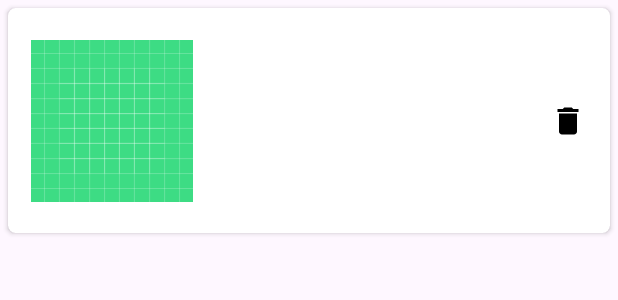
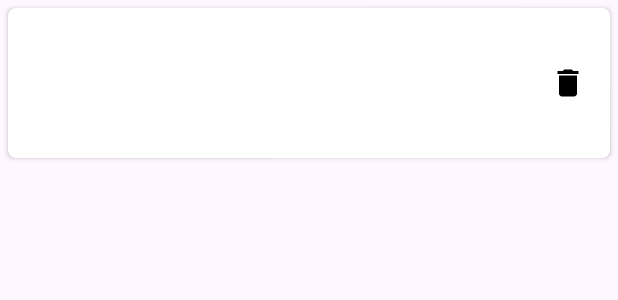
Before and after one commit to ahmetgurr/RecipesApp, an Android app: the layout item_recipe.xml on its own in the app's theme, with its tools: preview values and no code run, on a phone screen of 412 x 824 dp. Shown: the top 300 px of the screen. Run offline under Robolectric (Android 15) with nearby library versions, the phone set to English and light mode, and no system bars.

Commit message:
Bug fixed

```diff
--- a/app/src/main/java/com/example/sisterslabprojectrecipes/adapter/RecipeRecyclerAdapter.kt
+++ b/app/src/main/java/com/example/sisterslabprojectrecipes/adapter/RecipeRecyclerAdapter.kt
@@ -7,7 +7,7 @@ import androidx.databinding.DataBindingUtil
 import androidx.navigation.Navigation
 import androidx.recyclerview.widget.RecyclerView
 import com.example.sisterslabprojectrecipes.R
-import com.example.sisterslabprojectrecipes.databinding.RecipeRecyclerRowBinding
+import com.example.sisterslabprojectrecipes.databinding.ItemRecipeBinding
 import com.example.sisterslabprojectrecipes.model.Recipe
 import com.example.sisterslabprojectrecipes.util.gecisYap
 import com.example.sisterslabprojectrecipes.view.RecipeListFragmentDirections
@@ -20,9 +20,9 @@ class RecipeRecyclerAdapter(var mContext: Context,
 )
     : RecyclerView.Adapter<RecipeRecyclerAdapter.RecipeViewHolder>() {
 
-    inner class RecipeViewHolder(tasarim: RecipeRecyclerRowBinding) : RecyclerView.ViewHolder(tasarim.root){
+    inner class RecipeViewHolder(tasarim: ItemRecipeBinding) : RecyclerView.ViewHolder(tasarim.root){
 
-        var tasarim: RecipeRecyclerRowBinding
+        var tasarim: ItemRecipeBinding
         init {
             this.tasarim = tasarim
         }
@@ -31,7 +31,7 @@ class RecipeRecyclerAdapter(var mContext: Context,
 
     override fun onCreateViewHolder(parent: ViewGroup, viewType: Int): RecipeViewHolder {
         val layoutInflater = LayoutInflater.from(mContext)
-        val tasarim: RecipeRecyclerRowBinding = DataBindingUtil.inflate(layoutInflater,R.layout.recipe_recycler_row,parent,false)
+        val tasarim: ItemRecipeBinding = DataBindingUtil.inflate(layoutInflater,R.layout.item_recipe,parent,false)
         return RecipeViewHolder(tasarim)
     }
 
@@ -63,7 +63,7 @@ class RecipeRecyclerAdapter(var mContext: Context,
         t.imageViewDelete.setOnClickListener {
             Snackbar.make(it,"${recipe.recipe_name} silinsin mi?",Snackbar.LENGTH_LONG)
                 .setAction("EVET"){
-                    viewModel.delete(recipe.recipe_id)
+                   // viewModel.delete(recipe.recipe_id)
                 }.show()
         }
 
--- a/app/src/main/java/com/example/sisterslabprojectrecipes/model/CRUD.kt
+++ b/app/src/main/java/com/example/sisterslabprojectrecipes/model/CRUD.kt
@@ -4,7 +4,7 @@ import com.google.gson.annotations.SerializedName
 
 //SerializedName ad karışıklıklarında uyumu sağlamak için kullanılır.
 //CRUD = Create, Read, Update, Delete
-data class CRUD (@SerializedName("recipe") var recipe:List<Recipe>,
+data class CRUD (@SerializedName("recipes") var recipe:List<Recipe>,
             @SerializedName("status") var success:Int,
             @SerializedName("message")var message:String){
 }
--- a/app/src/main/java/com/example/sisterslabprojectrecipes/model/RecipeX.kt
+++ b/app/src/main/java/com/example/sisterslabprojectrecipes/model/RecipeX.kt
@@ -3,6 +3,8 @@ package com.example.sisterslabprojectrecipes.model
 import com.google.gson.annotations.SerializedName
 
 //RecipeX classı Recipe classının listesini tutmak için kullanılacak, success ise silme işlemi için kullanılacak
-data class RecipeX (@SerializedName("recipe") var recipe:List<Recipe>,
-               @SerializedName("succes")var success:Int) {//succes silme işlemi için kullanılacak
+data class RecipeX(
+    @SerializedName("recipes") var recipe: List<Recipe>,
+    @SerializedName("succes") var success: Int
+) {//succes silme işlemi için kullanılacak
 }
--- a/app/src/main/java/com/example/sisterslabprojectrecipes/retrofit/RetrofitClient.kt
+++ b/app/src/main/java/com/example/sisterslabprojectrecipes/retrofit/RetrofitClient.kt
@@ -4,8 +4,8 @@ import retrofit2.Retrofit
 import retrofit2.converter.gson.GsonConverterFactory
 
 class RetrofitClient {
-companion object{
-        fun getClient(baseUrl:String): Retrofit {
+    companion object {
+        fun getClient(baseUrl: String): Retrofit {
             return Retrofit.Builder()
                 .baseUrl(baseUrl)
                 .addConverterFactory(GsonConverterFactory.create())//gson ile json verilerini parse etmek için
--- a/app/src/main/java/com/example/sisterslabprojectrecipes/view/AddFragment.kt
+++ b/app/src/main/java/com/example/sisterslabprojectrecipes/view/AddFragment.kt
@@ -25,7 +25,7 @@ class AddFragment : Fragment() {
     ): View? {
         tasarim = DataBindingUtil.inflate(inflater,R.layout.fragment_add,container,false)
 
-        tasarim.addFragment = this
+        tasarim.viewModel = viewModel
         tasarim.addToolbarName = "Tarif Ekle"
 
         return tasarim.root
@@ -37,7 +37,7 @@ class AddFragment : Fragment() {
         viewModel = tempViewModel
     }
 
-    fun buttonSave(recipe_name:String, recipe_content:String){
-        viewModel.save(recipe_name, recipe_content)
+    fun buttonSave(recipeName:String, recipeContent:String){
+        viewModel.save(recipeName, recipeContent)
     }
 }
--- a/app/src/main/java/com/example/sisterslabprojectrecipes/viewmodel/AddViewModel.kt
+++ b/app/src/main/java/com/example/sisterslabprojectrecipes/viewmodel/AddViewModel.kt
@@ -1,6 +1,7 @@
 package com.example.sisterslabprojectrecipes.viewmodel
 
 import androidx.lifecycle.ViewModel
+import com.example.sisterslabprojectrecipes.model.RecipeRequest
 import com.example.sisterslabprojectrecipes.repository.RecipeRepository
 import dagger.hilt.android.lifecycle.HiltViewModel
 import javax.inject.Inject
@@ -9,7 +10,8 @@ import javax.inject.Inject
 
 class AddViewModel  @Inject constructor(var rrepo : RecipeRepository): ViewModel() {
 
-    fun save(recipe_name:String, recipe_content:String){
-        rrepo.saveRecipe(recipe_name,recipe_content)
+    fun save(recipeName:String, recipeContent:String){
+        val recipe = RecipeRequest(recipeName,recipeContent)
+        rrepo.saveRecipe(recipe)
     }
 }
--- a/app/src/main/java/com/example/sisterslabprojectrecipes/viewmodel/RecipeListViewModel.kt
+++ b/app/src/main/java/com/example/sisterslabprojectrecipes/viewmodel/RecipeListViewModel.kt
@@ -21,9 +21,7 @@ class RecipeListViewModel @Inject constructor(var rrepo : RecipeRepository) : Vi
         rrepo.searchRecipe(searchWord)
     }
 
-    fun delete(recipe_id: Int){
-        rrepo.deleteRecipe(recipe_id)
-    }
+
 
     fun loadRecipe(){
         rrepo.getAllRecipe()
--- a/app/src/main/res/layout/fragment_add.xml
+++ b/app/src/main/res/layout/fragment_add.xml
@@ -8,7 +8,7 @@
 
     <data>
         <variable name="addToolbarName" type="String" />
-        <variable name="addFragment" type="com.example.sisterslabprojectrecipes.view.AddFragment" />
+        <variable name="viewModel" type="com.example.sisterslabprojectrecipes.viewmodel.AddViewModel" />
     </data>
 
 <androidx.constraintlayout.widget.ConstraintLayout
@@ -87,7 +87,7 @@
         android:layout_height="51dp"
         android:layout_marginTop="20dp"
         android:text="Kaydet"
-        android:onClick="@{()-> addFragment.buttonSave(editTextAddName.getText().toString(), editTextAddContent.getText().toString())}"
+        android:onClick="@{()-> viewModel.save(editTextAddName.getText().toString(), editTextAddContent.getText().toString())}"
         app:layout_constraintBottom_toBottomOf="parent"
         app:layout_constraintEnd_toEndOf="parent"
         app:layout_constraintHorizontal_bias="0.497"
--- a/app/src/main/res/layout/fragment_recipe_list.xml
+++ b/app/src/main/res/layout/fragment_recipe_list.xml
@@ -8,7 +8,6 @@
     <data>
         <variable name="recipeListToolBarName" type="String" />
         <variable name="recipeListFragment" type="com.example.sisterslabprojectrecipes.view.RecipeListFragment" />
-        <variable name="recipeAdapter" type="com.example.sisterslabprojectrecipes.adapter.RecipeRecyclerAdapter" />
 
     </data>
 
@@ -21,9 +20,9 @@
 
     <androidx.recyclerview.widget.RecyclerView
         android:id="@+id/racipeListRV"
+        app:layoutManager="androidx.recyclerview.widget.LinearLayoutManager"
         android:layout_width="0dp"
         android:layout_height="0dp"
-        android:adapter="@{recipeAdapter}"
         app:layout_constraintBottom_toBottomOf="parent"
         app:layout_constraintEnd_toEndOf="parent"
         app:layout_constraintStart_toStartOf="parent"
--- a/app/src/main/res/layout/recipe_recycler_row.xml
+++ b/app/src/main/res/layout/item_recipe.xml
@@ -18,7 +18,7 @@
     <androidx.cardview.widget.CardView
         android:id="@+id/satirCard"
         android:layout_width="match_parent"
-        android:layout_height="150dp"
+        android:layout_height="100dp"
         android:layout_margin="5dp"
         app:cardCornerRadius="5dp">
 
@@ -26,47 +26,21 @@
             android:layout_width="match_parent"
             android:layout_height="match_parent">
 
-
-            <ImageView
-                android:id="@+id/imageViewRecipe"
-                android:layout_width="wrap_content"
-                android:layout_height="wrap_content"
-                android:layout_marginStart="15dp"
-                app:layout_constraintBottom_toBottomOf="parent"
-                app:layout_constraintStart_toStartOf="parent"
-                app:layout_constraintTop_toTopOf="parent"
-                app:srcCompat="@drawable/ic_launcher_background" />
-
             <TextView
 
                 android:id="@+id/textView"
-                android:layout_width="wrap_content"
-                android:layout_height="wrap_content"
+                android:layout_width="0dp"
+                android:layout_height="21dp"
                 android:layout_margin="5dp"
                 android:text='@{selectedRecipe.recipe_name}'
                 android:textSize="20sp"
                 android:textStyle="bold"
                 app:layout_constraintBottom_toBottomOf="parent"
                 app:layout_constraintEnd_toEndOf="parent"
-                app:layout_constraintHorizontal_bias="0.501"
+                app:layout_constraintHorizontal_bias="0.584"
                 app:layout_constraintStart_toStartOf="parent"
                 app:layout_constraintTop_toTopOf="parent"
-                app:layout_constraintVertical_bias="0.3" />
-
-            <TextView
-
-                android:id="@+id/textView2"
-                android:layout_width="wrap_content"
-                android:layout_height="wrap_content"
-                android:layout_margin="5dp"
-                android:text="@{selectedRecipe.recipe_content}"
-                android:textSize="18sp"
-                app:layout_constraintBottom_toBottomOf="parent"
-                app:layout_constraintEnd_toEndOf="parent"
-                app:layout_constraintHorizontal_bias="0.519"
-                app:layout_constraintStart_toStartOf="parent"
-                app:layout_constraintTop_toTopOf="parent"
-                app:layout_constraintVertical_bias="0.619" />
+                app:layout_constraintVertical_bias="0.504" />
 
             <ImageView
                 android:id="@+id/imageViewDelete"
```
Also changed, not shown: app/src/main/java/com/example/sisterslabprojectrecipes/model/BaseResponse.kt (added, +11 -0 lines), app/src/main/java/com/example/sisterslabprojectrecipes/model/RecipeRequest.kt (added, +12 -0 lines), app/src/main/java/com/example/sisterslabprojectrecipes/repository/RecipeRepository.kt (+14 -26 lines), app/src/main/java/com/example/sisterslabprojectrecipes/retrofit/RecipeDao.kt (+8 -12 lines), app/src/main/java/com/example/sisterslabprojectrecipes/view/RecipeListFragment.kt (+15 -4 lines).
